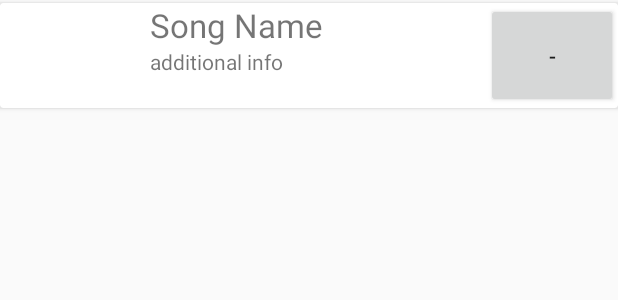
After one commit to Rawkush/Raw-Music, an Android app: the layout playlist_item.xml on its own in the app's theme, with its tools: preview values and no code run, on a phone screen of 412 x 824 dp. The commit adds this screen. Shown: the top 300 px of the screen. Run offline under Robolectric (Android 15) with nearby library versions, the phone set to English and light mode, and no system bars.

Commit message:
bug fixed

```diff
--- a/app/src/main/java/rawmusic/gecdevelopers/com/rawmusic/adapters/ContentAdapter.java
+++ b/app/src/main/java/rawmusic/gecdevelopers/com/rawmusic/adapters/ContentAdapter.java
@@ -1,9 +1,7 @@
 package rawmusic.gecdevelopers.com.rawmusic.adapters;
 
-import android.arch.lifecycle.ViewModelProviders;
 import android.content.Context;
 import android.support.annotation.NonNull;
-import android.support.v4.app.FragmentActivity;
 import android.support.v7.widget.RecyclerView;
 import android.view.LayoutInflater;
 import android.view.View;
@@ -17,7 +15,6 @@ import java.util.List;
 import rawmusic.gecdevelopers.com.rawmusic.MainActivity;
 import rawmusic.gecdevelopers.com.rawmusic.R;
 import rawmusic.gecdevelopers.com.rawmusic.model.MusicModel;
-import rawmusic.gecdevelopers.com.rawmusic.model.SharedViewModel;
 
 public class ContentAdapter extends RecyclerView.Adapter<ContentAdapter.ContentViewHolder> {
 
@@ -46,10 +43,12 @@ public class ContentAdapter extends RecyclerView.Adapter<ContentAdapter.ContentV
         holder.btnAddToPlaylist.setOnClickListener(new View.OnClickListener() {
             @Override
             public void onClick(View view) {
+                final MusicModel musicModel=list.get(position);
 
                 list.remove(holder.getAdapterPosition());
                 notifyDataSetChanged();
                 //TODO add to playlist
+
                 musicModel.setInPlaylist(true);
                 MainActivity.myAppDatabase.myDao().updateSong(musicModel);
 
--- a/app/src/main/java/rawmusic/gecdevelopers/com/rawmusic/model/MusicModel.java
+++ b/app/src/main/java/rawmusic/gecdevelopers/com/rawmusic/model/MusicModel.java
@@ -20,7 +20,7 @@ public class MusicModel {
     private String artist;
 
     @ColumnInfo(name = "isInPlayList")
-    private boolean inPlaylist=false;
+    private boolean inPlaylist;
 
     public boolean isInPlaylist() {
         return inPlaylist;
@@ -34,6 +34,7 @@ public class MusicModel {
     public MusicModel(String data, String title) {
         this.data = data;
         this.title = title;
+        inPlaylist=false;
     }
 
     public String getData() {
--- /dev/null
+++ b/app/src/main/res/layout/playlist_item.xml
@@ -0,0 +1,48 @@
+<?xml version="1.0" encoding="utf-8"?>
+<android.support.v7.widget.CardView xmlns:android="http://schemas.android.com/apk/res/android"
+    android:layout_width="match_parent"
+    android:layout_height="70dp"
+    android:layout_marginBottom="2dp"
+    android:layout_marginTop="2dp">
+
+    <LinearLayout
+        android:layout_width="match_parent"
+        android:layout_height="match_parent">
+
+        <ImageView
+            android:id="@+id/image_view"
+            android:layout_width="100dp"
+            android:layout_height="match_parent"
+            android:scaleType="centerCrop" />
+
+        <LinearLayout
+            android:layout_width="wrap_content"
+            android:layout_height="match_parent"
+            android:layout_weight="1"
+            android:orientation="vertical">
+
+            <TextView
+                android:layout_width="wrap_content"
+                android:layout_height="wrap_content"
+                android:text="Song Name"
+                android:id="@+id/title"
+                android:textSize="22sp"/>
+
+            <TextView
+                android:layout_width="wrap_content"
+                android:layout_height="wrap_content"
+                android:text="additional info"
+                android:id="@+id/episode"/>
+
+        </LinearLayout>
+
+        <Button
+            android:id="@+id/remove_from_playlist"
+            android:layout_width="wrap_content"
+            android:layout_height="match_parent"
+            android:text="-" />
+
+
+    </LinearLayout>
+
+</android.support.v7.widget.CardView>
```
Also changed, not shown: app/src/main/java/rawmusic/gecdevelopers/com/rawmusic/MainActivity.java (+4 -5 lines), app/src/main/java/rawmusic/gecdevelopers/com/rawmusic/adapters/PlayListAdapter.java (+21 -6 lines), app/src/main/java/rawmusic/gecdevelopers/com/rawmusic/fragments/ContentList.java (+3 -5 lines), app/src/main/java/rawmusic/gecdevelopers/com/rawmusic/fragments/CurrentMusic.java (+5 -5 lines), app/src/main/java/rawmusic/gecdevelopers/com/rawmusic/fragments/Playlist.java (+33 -3 lines), app/src/main/java/rawmusic/gecdevelopers/com/rawmusic/model/SharedViewModel.java (deleted, +0 -22 lines).
